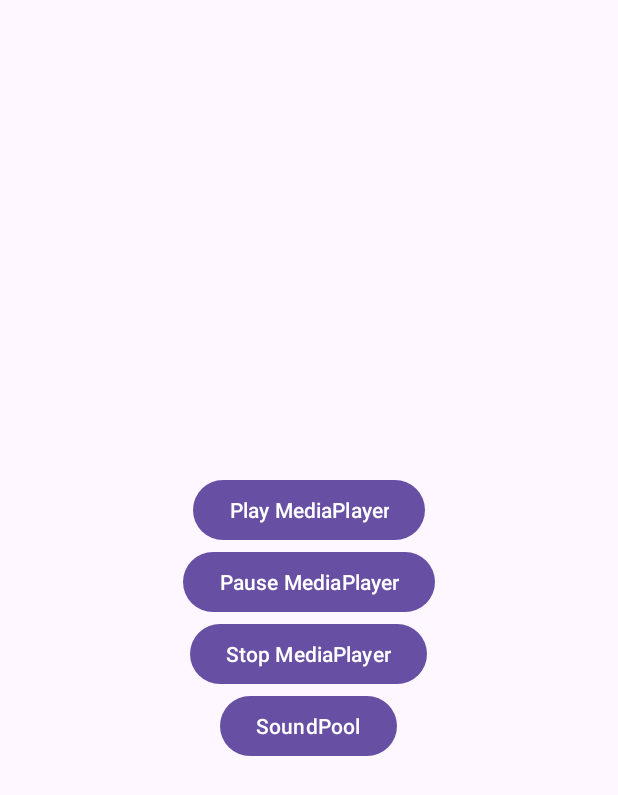
After one commit to Jaimegg93/PracticaMoviles, an Android app: the Multimedia screen opened directly, with no data from a screen before it, on a phone screen of 412 x 824 dp. The commit adds this screen. Shown: the top 795 px of the screen. Run offline under Robolectric (Android 15) with nearby library versions, the phone set to English and light mode, and no system bars; pictures from the network do not load.

Commit message:
Pracitica acabada

```diff
--- a/app/src/main/java/com/example/garciajaimeparcial2/MainActivity.kt
+++ b/app/src/main/java/com/example/garciajaimeparcial2/MainActivity.kt
@@ -13,6 +13,7 @@ class MainActivity : AppCompatActivity() {
 
         val calculadoraImageView: ImageView = findViewById(R.id.calculadoraImageView)
         val botonImageView: Button = findViewById(R.id.loginImageView)
+        val botonAudios: Button = findViewById(R.id.multimedia)
 
         calculadoraImageView.setOnClickListener {
             val intent = Intent(this, calculadora::class.java)
@@ -22,6 +23,9 @@ class MainActivity : AppCompatActivity() {
             val intent = Intent(this, Log_In::class.java)
             startActivity(intent)
         }
-
+        botonAudios.setOnClickListener {
+            val intent = Intent(this, MultimediaVideo::class.java)
+            startActivity(intent)
+        }
     }
 }
--- /dev/null
+++ b/app/src/main/java/com/example/garciajaimeparcial2/Multimedia.kt
@@ -0,0 +1,97 @@
+package com.example.garciajaimeparcial2
+
+import android.media.AudioAttributes
+import android.media.MediaPlayer
+import android.media.SoundPool
+import android.os.Bundle
+import android.widget.Button
+import android.widget.Toast
+import androidx.activity.enableEdgeToEdge
+import androidx.appcompat.app.AppCompatActivity
+
+class Multimedia : AppCompatActivity() {
+
+    private lateinit var sp: SoundPool
+    private var spLoaded: Boolean = false
+    private var soundId: Int = 0
+    private lateinit var mediaPlayer: MediaPlayer
+
+    override fun onCreate(savedInstanceState: Bundle?) {
+        super.onCreate(savedInstanceState)
+        enableEdgeToEdge()
+        setContentView(R.layout.activity_multimedia)
+
+        // 1. Configuración del SoundPool
+        val audioAttributes = AudioAttributes.Builder()
+            .setUsage(AudioAttributes.USAGE_MEDIA)
+            .setContentType(AudioAttributes.CONTENT_TYPE_SONIFICATION)
+            .build()
+
+        sp = SoundPool.Builder()
+            .setMaxStreams(1)
+            .setAudioAttributes(audioAttributes)
+            .build()
+
+        // 2. Cargar el sonido
+        soundId = sp.load(this, R.raw.aplausos, 1)
+        sp.setOnLoadCompleteListener { _, _, status ->
+            if (status == 0) {
+                spLoaded = true
+                Toast.makeText(this, "Sonido cargado correctamente", Toast.LENGTH_SHORT).show()
+            } else {
+                Toast.makeText(this, "Error al cargar el sonido", Toast.LENGTH_SHORT).show()
+            }
+        }
+
+        // 3. Configurar el botón después de definir el layout
+        val botonAudioCorto = findViewById<Button>(R.id.playSp)
+        botonAudioCorto.setOnClickListener {
+            if (spLoaded) {
+                sp.play(soundId, 1f, 1f, 0, 0, 1f)
+            } else {
+                Toast.makeText(this, "Sonido aún no cargado", Toast.LENGTH_SHORT).show()
+            }
+        }
+
+        // 1. Inicializar el MediaPlayer con un archivo de audio de los
+        // recursos
+        this.mediaPlayer = MediaPlayer.create(this, R.raw.duhast)
+
+        // 3.1 Configurar un listener para liberar recursos cuando la
+        // reproducción termine
+        this.mediaPlayer.setOnCompletionListener {
+            this.mediaPlayer.release()
+        }
+
+        // 2.1 Iniciar la reproducción
+        val botonPlay = findViewById<Button>(R.id.playMp)
+        botonPlay.setOnClickListener {
+            this.mediaPlayer.start();
+        }
+        // 2.2 Pausar la reproducción
+        val botonPause = findViewById<Button>(R.id.pauseMp)
+        botonPause.setOnClickListener {
+            if (this.mediaPlayer.isPlaying) {
+                this.mediaPlayer.pause()
+            }
+        }
+        // 2.3. Detener la reproducción, prepararla e inicializarla
+        val botonStop = findViewById<Button>(R.id.stopMp)
+        botonStop.setOnClickListener {
+            if (this.mediaPlayer.isPlaying) {
+                this.mediaPlayer.stop()
+                this.mediaPlayer.prepare()
+                this.mediaPlayer.seekTo(0)
+            }
+        }
+    }
+
+    // 4. Liberación de recursos
+    override fun onDestroy() {
+        super.onDestroy()
+        if (::mediaPlayer.isInitialized){
+            this.mediaPlayer.release()
+        }
+        sp.release()
+    }
+}
--- /dev/null
+++ b/app/src/main/res/layout/activity_multimedia.xml
@@ -0,0 +1,32 @@
+<?xml version="1.0" encoding="utf-8"?>
+<LinearLayout
+    xmlns:android="http://schemas.android.com/apk/res/android"
+    xmlns:tools="http://schemas.android.com/tools"
+    android:id="@+id/main"
+    android:layout_width="match_parent"
+    android:layout_height="match_parent"
+    android:orientation="vertical"
+    android:gravity="center"
+    tools:context=".Multimedia">
+    <Button
+        android:id="@+id/playMp"
+        android:layout_width="wrap_content"
+        android:layout_height="wrap_content"
+        android:text="Play MediaPlayer"/>
+
+    <Button
+        android:id="@+id/pauseMp"
+        android:layout_width="wrap_content"
+        android:layout_height="wrap_content"
+        android:text="Pause MediaPlayer"/>
+    <Button
+        android:id="@+id/stopMp"
+        android:layout_width="wrap_content"
+        android:layout_height="wrap_content"
+        android:text="Stop MediaPlayer"/>
+    <Button
+        android:id="@+id/playSp"
+        android:layout_width="wrap_content"
+        android:layout_height="wrap_content"
+        android:text="SoundPool"/>
+</LinearLayout>
```
Also changed, not shown: app/src/main/AndroidManifest.xml (+7 -0 lines), app/src/main/java/com/example/garciajaimeparcial2/MultimediaVideo.kt (added, +55 -0 lines), app/src/main/res/layout/activity_main.xml (+12 -2 lines), app/src/main/res/layout/activity_multimedia_video.xml (added, +39 -0 lines), 5 other files.
